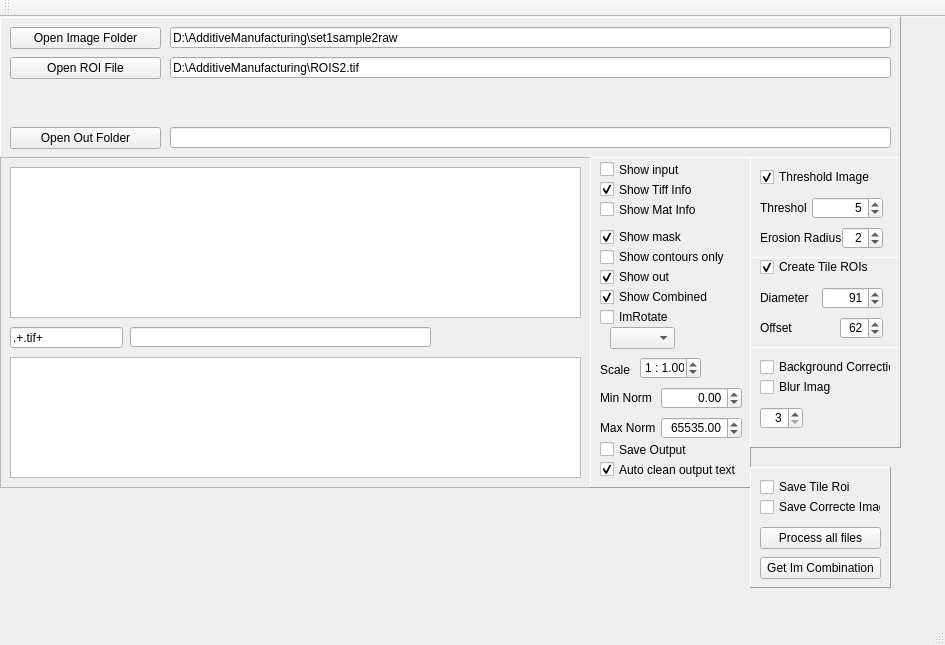
The window that mainwindow.ui (marcinkociolek/RoiCreator) describes before a commit, drawn with Qt 5.
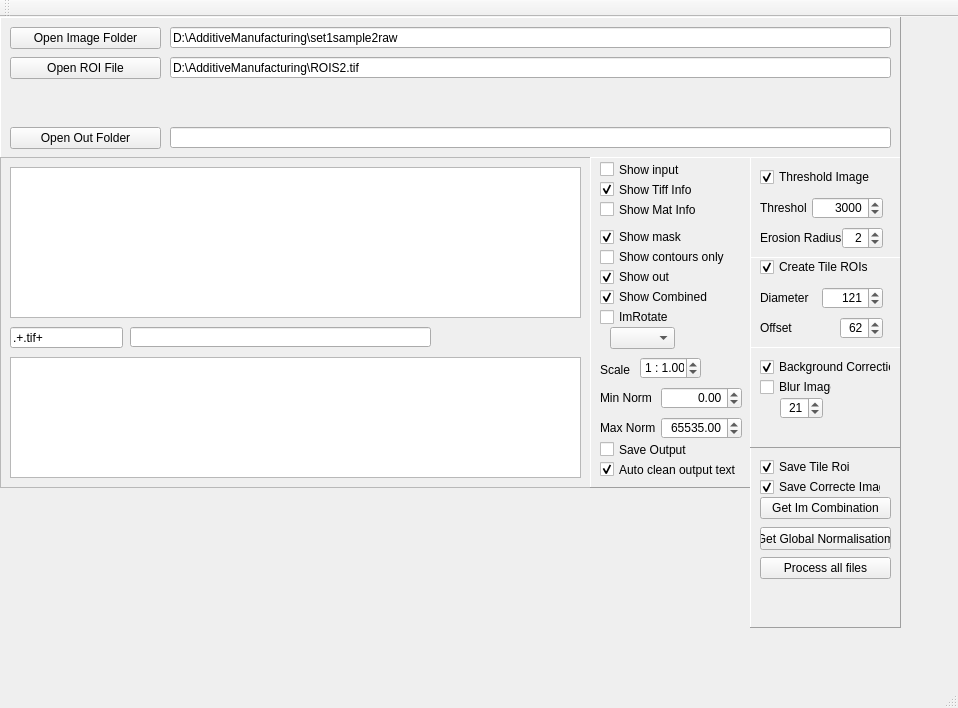
The same window after the commit.

```diff
--- a/mainwindow.ui
+++ b/mainwindow.ui
@@ -6,8 +6,8 @@
    <rect>
     <x>0</x>
     <y>0</y>
-    <width>945</width>
-    <height>645</height>
+    <width>958</width>
+    <height>708</height>
    </rect>
   </property>
   <property name="windowTitle">
@@ -492,7 +492,7 @@
       <number>65535</number>
      </property>
      <property name="value">
-      <number>5</number>
+      <number>3000</number>
      </property>
     </widget>
     <widget class="QLabel" name="label">
@@ -639,7 +639,7 @@
       <number>2</number>
      </property>
      <property name="value">
-      <number>91</number>
+      <number>121</number>
      </property>
     </widget>
     <widget class="QCheckBox" name="checkBoxCreateTileROIs">
@@ -663,9 +663,9 @@
     <property name="geometry">
      <rect>
       <x>750</x>
-      <y>450</y>
-      <width>141</width>
-      <height>121</height>
+      <y>430</y>
+      <width>151</width>
+      <height>181</height>
      </rect>
     </property>
     <property name="frameShape">
@@ -678,8 +678,8 @@
      <property name="geometry">
       <rect>
        <x>10</x>
-       <y>60</y>
-       <width>121</width>
+       <y>110</y>
+       <width>131</width>
        <height>22</height>
       </rect>
      </property>
@@ -699,13 +699,16 @@
      <property name="text">
       <string>Save Tile Roi</string>
      </property>
+     <property name="checked">
+      <bool>true</bool>
+     </property>
     </widget>
     <widget class="QPushButton" name="pushButtonGetImCombination">
      <property name="geometry">
       <rect>
        <x>10</x>
-       <y>90</y>
-       <width>121</width>
+       <y>50</y>
+       <width>131</width>
        <height>22</height>
       </rect>
      </property>
@@ -725,6 +728,22 @@
      <property name="text">
       <string>Save Correcte Image</string>
      </property>
+     <property name="checked">
+      <bool>true</bool>
+     </property>
+    </widget>
+    <widget class="QPushButton" name="pushButtonGetGlobalNorm">
+     <property name="geometry">
+      <rect>
+       <x>10</x>
+       <y>80</y>
+       <width>131</width>
+       <height>23</height>
+      </rect>
+     </property>
+     <property name="text">
+      <string>Get Global Normalisatiom</string>
+     </property>
     </widget>
    </widget>
    <widget class="QFrame" name="frame_6">
@@ -754,6 +773,9 @@
      <property name="text">
       <string>Background Correction</string>
      </property>
+     <property name="checked">
+      <bool>true</bool>
+     </property>
     </widget>
     <widget class="QCheckBox" name="checkBoxBlurFilter">
      <property name="geometry">
@@ -771,8 +793,8 @@
     <widget class="QSpinBox" name="spinBoxBlurKernelSize">
      <property name="geometry">
       <rect>
-       <x>10</x>
-       <y>60</y>
+       <x>30</x>
+       <y>50</y>
        <width>43</width>
        <height>22</height>
       </rect>
@@ -784,11 +806,14 @@
       <number>3</number>
      </property>
      <property name="maximum">
-      <number>19</number>
+      <number>100</number>
      </property>
      <property name="singleStep">
       <number>2</number>
      </property>
+     <property name="value">
+      <number>21</number>
+     </property>
     </widget>
    </widget>
   </widget>
```
Left out of the diff: 2 changed lines with no effect on the pictures.
